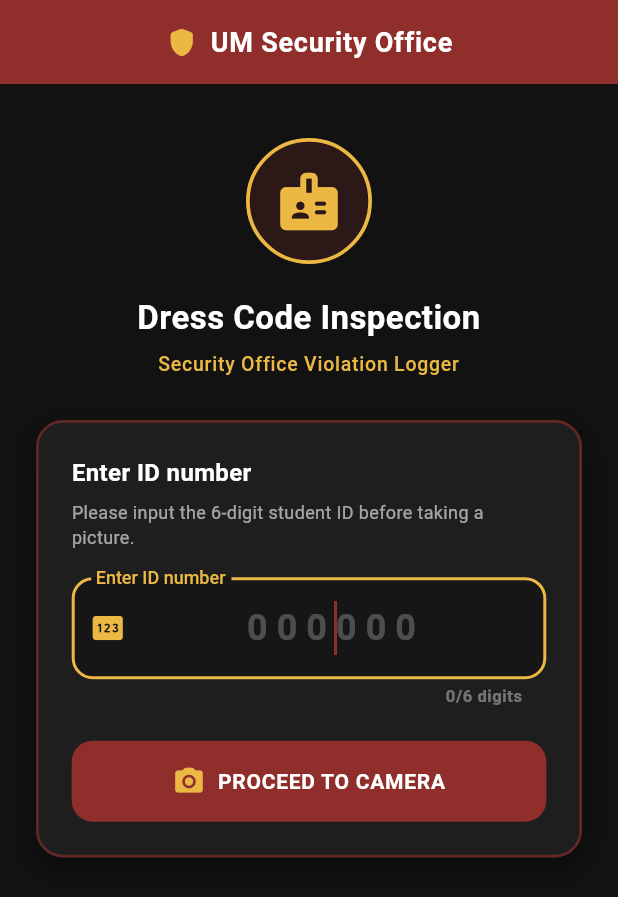
After one commit to RonVergel/fluttertestproj, a Flutter app: the screen it shows after launch, on a phone screen of 412 x 824 dp. The commit adds this screen. Shown: the top 897 px of the screen. Run offline on Flutter 3.47's test engine with Material 3 defaults, Android fonts, the phone set to English and light mode, and no system bars; our stand-ins replace camera, device_preview, hive, hive_flutter; accounts and stored records are empty.

Commit message:
feat: show 6-digit student ID entry form screen before camera

```diff
--- a/lib/main.dart
+++ b/lib/main.dart
@@ -2,7 +2,7 @@ import 'package:device_preview/device_preview.dart';
 import 'package:flutter/foundation.dart';
 import 'package:flutter/material.dart';
 import 'package:hive_flutter/hive_flutter.dart';
-import 'screens/camera_home_screen.dart';
+import 'screens/student_id_entry_screen.dart';
 import 'services/snap_repository.dart';
 
 Future<void> main() async {
@@ -49,7 +49,7 @@ class SnapApp extends StatelessWidget {
           elevation: 0,
         ),
       ),
-      home: CameraHomeScreen(repository: repository),
+      home: StudentIdEntryScreen(repository: repository),
     );
   }
 }
--- /dev/null
+++ b/lib/screens/student_id_entry_screen.dart
@@ -0,0 +1,382 @@
+import 'package:flutter/material.dart';
+import 'package:flutter/services.dart';
+import '../models/snap_note.dart';
+import '../services/snap_repository.dart';
+import '../widgets/gallery_strip.dart';
+import '../widgets/note_detail_dialog.dart';
+import 'camera_home_screen.dart';
+
+class StudentIdEntryScreen extends StatefulWidget {
+  const StudentIdEntryScreen({
+    super.key,
+    required this.repository,
+  });
+
+  final SnapRepository repository;
+
+  static const Color umRed = Color(0xFF902E2B);
+  static const Color umYellow = Color(0xFFECB843);
+
+  @override
+  State<StudentIdEntryScreen> createState() => _StudentIdEntryScreenState();
+}
+
+class _StudentIdEntryScreenState extends State<StudentIdEntryScreen> {
+  final TextEditingController _idController = TextEditingController();
+  final FocusNode _focusNode = FocusNode();
+  String? _errorMessage;
+
+  @override
+  void initState() {
+    super.initState();
+    _idController.addListener(_handleTextChange);
+  }
+
+  @override
+  void dispose() {
+    _idController.removeListener(_handleTextChange);
+    _idController.dispose();
+    _focusNode.dispose();
+    super.dispose();
+  }
+
+  void _handleTextChange() {
+    if (_errorMessage != null && _idController.text.length == 6) {
+      setState(() {
+        _errorMessage = null;
+      });
+    } else {
+      setState(() {});
+    }
+  }
+
+  Future<void> _proceedToCamera() async {
+    final id = _idController.text.trim();
+    if (id.length != 6) {
+      setState(() {
+        _errorMessage = 'Please enter a 6-digit ID number';
+      });
+      _focusNode.requestFocus();
+      return;
+    }
+
+    setState(() {
+      _errorMessage = null;
+    });
+
+    await Navigator.of(context).push(
+      MaterialPageRoute<void>(
+        builder: (context) => CameraHomeScreen(
+          repository: widget.repository,
+          studentId: id,
+        ),
+      ),
+    );
+
+    if (mounted) {
+      _idController.clear();
+      _focusNode.requestFocus();
+      setState(() {});
+    }
+  }
+
+  void _showNoteDetails(SnapNote note) {
+    showDialog<void>(
+      context: context,
+      builder: (dialogContext) {
+        return NoteDetailDialog(
+          note: note,
+          onDelete: () async {
+            await widget.repository.deleteNote(note.id);
+            if (mounted) {
+              setState(() {});
+            }
+          },
+        );
+      },
+    );
+  }
+
+  @override
+  Widget build(BuildContext context) {
+    final hasInput = _idController.text.isNotEmpty;
+    final isComplete = _idController.text.length == 6;
+
+    return Scaffold(
+      backgroundColor: const Color(0xFF121212),
+      appBar: AppBar(
+        backgroundColor: StudentIdEntryScreen.umRed,
+        elevation: 2,
+        centerTitle: true,
+        title: const Row(
+          mainAxisSize: MainAxisSize.min,
+          children: [
+            Icon(
+              Icons.shield_rounded,
+              color: StudentIdEntryScreen.umYellow,
+              size: 22,
+            ),
+            SizedBox(width: 8),
+            Text(
+              'UM Security Office',
+              style: TextStyle(
+                fontWeight: FontWeight.bold,
+                fontSize: 18,
+                letterSpacing: 0.5,
+              ),
+            ),
+          ],
+        ),
+      ),
+      body: SafeArea(
+        child: LayoutBuilder(
+          builder: (context, constraints) {
+            return SingleChildScrollView(
+              padding: const EdgeInsets.symmetric(horizontal: 24, vertical: 24),
+              child: Center(
+                child: ConstrainedBox(
+                  constraints: const BoxConstraints(maxWidth: 440),
+                  child: Column(
+                    mainAxisAlignment: MainAxisAlignment.center,
+                    crossAxisAlignment: CrossAxisAlignment.stretch,
+                    children: [
+                      const SizedBox(height: 12),
+                      Center(
+                        child: Container(
+                          width: 84,
+                          height: 84,
+                          decoration: BoxDecoration(
+                            shape: BoxShape.circle,
+                            color: StudentIdEntryScreen.umRed.withValues(alpha: 0.2),
+                            border: Border.all(
+                              color: StudentIdEntryScreen.umYellow,
+                              width: 2.5,
+                            ),
+                          ),
+                          child: const Icon(
+                            Icons.badge_rounded,
+                            color: StudentIdEntryScreen.umYellow,
+                            size: 46,
+                          ),
+                        ),
+                      ),
+                      const SizedBox(height: 20),
+                      const Text(
+                        'Dress Code Inspection',
+                        textAlign: TextAlign.center,
+                        style: TextStyle(
+                          fontSize: 22,
+                          fontWeight: FontWeight.bold,
+                          color: Colors.white,
+                          letterSpacing: 0.3,
+                        ),
+                      ),
+                      const SizedBox(height: 6),
+                      const Text(
+                        'Security Office Violation Logger',
+                        textAlign: TextAlign.center,
+                        style: TextStyle(
+                          fontSize: 13,
+                          fontWeight: FontWeight.w500,
+                          color: StudentIdEntryScreen.umYellow,
+                          letterSpacing: 0.5,
+                        ),
+                      ),
+                      const SizedBox(height: 28),
+                      Container(
+                        padding: const EdgeInsets.all(22),
+                        decoration: BoxDecoration(
+                          color: const Color(0xFF1E1E1E),
+                          borderRadius: BorderRadius.circular(18),
+                          border: Border.all(
+                            color: isComplete
+                                ? StudentIdEntryScreen.umYellow
+                                : StudentIdEntryScreen.umRed.withValues(alpha: 0.6),
+                            width: 1.8,
+                          ),
+                          boxShadow: const [
+                            BoxShadow(
+                              color: Colors.black45,
+                              blurRadius: 16,
+                              offset: Offset(0, 6),
+                            ),
+                          ],
+                        ),
+                        child: Column(
+                          crossAxisAlignment: CrossAxisAlignment.stretch,
+                          children: [
+                            const Text(
+                              'Enter ID number',
+                              style: TextStyle(
+                                fontSize: 16,
+                                fontWeight: FontWeight.bold,
+                                color: Colors.white,
+                              ),
+                            ),
+                            const SizedBox(height: 6),
+                            const Text(
+                              'Please input the 6-digit student ID before taking a picture.',
+                              style: TextStyle(
+                                fontSize: 12,
+                                color: Colors.white60,
+                              ),
+                            ),
+                            const SizedBox(height: 18),
+                            TextField(
+                              controller: _idController,
+                              focusNode: _focusNode,
+                              autofocus: true,
+                              keyboardType: TextInputType.number,
+                              textAlign: TextAlign.center,
+                              style: const TextStyle(
+                                color: Colors.white,
+                                fontSize: 24,
+                                fontWeight: FontWeight.bold,
+                                letterSpacing: 6,
+                              ),
+                              inputFormatters: [
+                                FilteringTextInputFormatter.digitsOnly,
+                                LengthLimitingTextInputFormatter(6),
+                              ],
+                              onSubmitted: (_) => _proceedToCamera(),
+                              decoration: InputDecoration(
+                                labelText: 'Enter ID number',
+                                labelStyle: const TextStyle(
+                                  color: StudentIdEntryScreen.umYellow,
+                                  fontWeight: FontWeight.w500,
+                                  letterSpacing: 0,
+                                ),
+                                hintText: '000000',
+                                hintStyle: const TextStyle(
+                                  color: Colors.white24,
+                                  fontSize: 24,
+                                  letterSpacing: 6,
+                                ),
+                                counterText: '${_idController.text.length}/6 digits',
+                                counterStyle: TextStyle(
+                                  color: isComplete
+                                      ? StudentIdEntryScreen.umYellow
+                                      : Colors.white38,
+                                  fontSize: 11,
+                                  fontWeight: FontWeight.w600,
+                                ),
+                                errorText: _errorMessage,
+                                prefixIcon: const Icon(
+                                  Icons.pin_rounded,
+                                  color: StudentIdEntryScreen.umYellow,
+                                ),
+                                suffixIcon: hasInput
+                                    ? IconButton(
+                                        icon: const Icon(
+                                          Icons.clear_rounded,
+                                          color: Colors.white60,
+                                          size: 20,
+                                        ),
+                                        onPressed: () {
+                                          _idController.clear();
+                                          _focusNode.requestFocus();
+                                        },
+                                      )
+                                    : null,
+                                filled: true,
+                                fillColor: Colors.black26,
+                                enabledBorder: OutlineInputBorder(
+                                  borderRadius: BorderRadius.circular(14),
+                                  borderSide: const BorderSide(
+                                    color: Colors.white24,
+                                  ),
+                                ),
+                                focusedBorder: OutlineInputBorder(
+                                  borderRadius: BorderRadius.circular(14),
+                                  borderSide: const BorderSide(
+                                    color: StudentIdEntryScreen.umYellow,
+                                    width: 2,
+                                  ),
+                                ),
+                                errorBorder: OutlineInputBorder(
+                                  borderRadius: BorderRadius.circular(14),
+                                  borderSide: BorderSide(
+                                    color: Theme.of(context).colorScheme.error,
+                                    width: 1.5,
+                                  ),
+                                ),
+                                focusedErrorBorder: OutlineInputBorder(
+                                  borderRadius: BorderRadius.circular(14),
+                                  borderSide: BorderSide(
+                                    color: Theme.of(context).colorScheme.error,
+                                    width: 2,
+                                  ),
+                                ),
+                              ),
+                            ),
+                            const SizedBox(height: 22),
+                            FilledButton.icon(
+                              style: FilledButton.styleFrom(
+                                backgroundColor: StudentIdEntryScreen.umRed,
+                                foregroundColor: Colors.white,
+                                padding: const EdgeInsets.symmetric(vertical: 16),
+                                shape: RoundedRectangleBorder(
+                                  borderRadius: BorderRadius.circular(14),
+                                  side: isComplete
+                                      ? const BorderSide(
+                                          color: StudentIdEntryScreen.umYellow,
+                                          width: 1.5,
+                                        )
+                                      : BorderSide.none,
+                                ),
+                              ),
+                              onPressed: _proceedToCamera,
+                              icon: const Icon(
+                                Icons.camera_alt_rounded,
+                                color: StudentIdEntryScreen.umYellow,
+                                size: 22,
+                              ),
+                              label: const Text(
+                                'PROCEED TO CAMERA',
+                                style: TextStyle(
+                                  fontWeight: FontWeight.bold,
+                                  fontSize: 14,
+                                  letterSpacing: 0.5,
+                                ),
+                              ),
+                            ),
+                          ],
+                        ),
+                      ),
+                      if (widget.repository.notes.isNotEmpty) ...[
+                        const SizedBox(height: 32),
+                        Row(
+                          children: [
+                            const Icon(
+                              Icons.history_rounded,
+                              color: StudentIdEntryScreen.umYellow,
+                              size: 18,
+                            ),
+                            const SizedBox(width: 8),
+                            Text(
+                              'Recent Shift Reports (${widget.repository.notes.length})',
+                              style: const TextStyle(
+                                color: Colors.white70,
+                                fontWeight: FontWeight.bold,
+                                fontSize: 13,
+                              ),
+                            ),
+                          ],
+                        ),
+                        const SizedBox(height: 12),
+                        GalleryStrip(
+                          notes: widget.repository.notes,
+                          onSelectNote: _showNoteDetails,
+                        ),
+                      ],
+                    ],
+                  ),
+                ),
+              ),
+            );
+          },
+        ),
+      ),
+    );
+  }
+}
```
Also changed, not shown: lib/screens/camera_home_screen.dart (+10 -0 lines), lib/widgets/camera_viewfinder.dart (+24 -2 lines), lib/widgets/send_to_security_dialog.dart (+17 -7 lines), lib/widgets/student_id_dialog.dart (+20 -9 lines), 4 other files.
